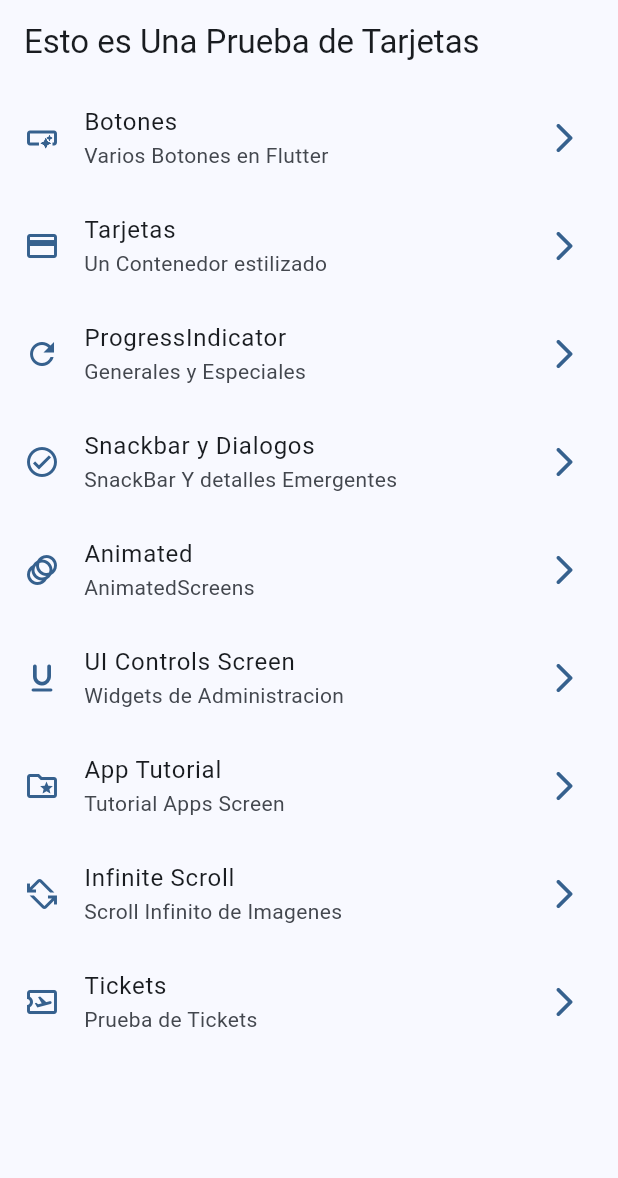
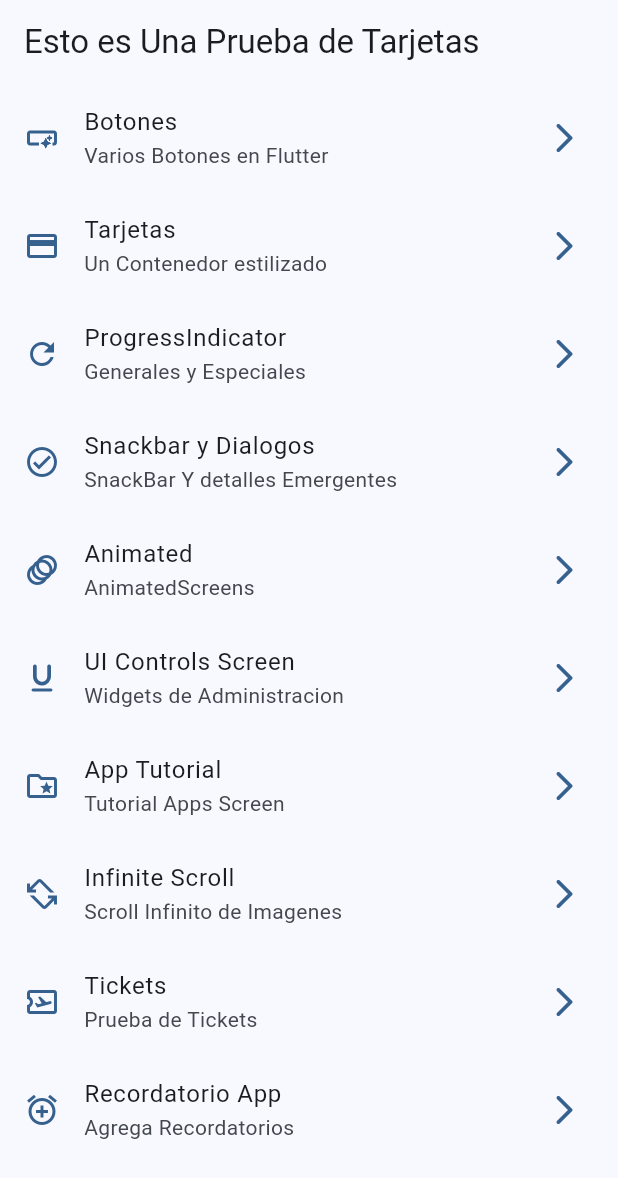
Before and after one commit to c90Beretta/widgets_sexmode, a Flutter app: the screen it shows after launch, on a phone screen of 412 x 824 dp. Shown: the top 1178 px of the screen. Run offline on Flutter 3.47's test engine with Material 3 defaults, Android fonts, the light colour scheme and no system bars; our stand-ins replace animate_do, go_router.

Commit message:
Creacion de Difurcacion de Recordatorio App + Cambios Simples

```diff
--- a/lib/config/items_menu/menu_items.dart
+++ b/lib/config/items_menu/menu_items.dart
@@ -62,4 +62,9 @@ const appMenuItems = <MenuItem>[
       subtittle: "Prueba de Tickets",
       link: "/tickets",
       icon: Icons.airplane_ticket_outlined),
+  MenuItem(
+      title: "Recordatorio App",
+      subtittle: "Agrega Recordatorios",
+      link: "/recordatorioscreens",
+      icon: Icons.alarm_add_sharp)
 ];
--- a/lib/config/router/app_router.dart
+++ b/lib/config/router/app_router.dart
@@ -1,4 +1,5 @@
 import 'package:go_router/go_router.dart';
+import 'package:widgets_sexmode/presentation/Screens/RecordatorioScreen/recordatorioscreen.dart';
 import 'package:widgets_sexmode/presentation/Screens/screens.dart';
 
 // GoRouter configuration
@@ -53,6 +54,11 @@ final appRouter = GoRouter(
     GoRoute(
       name: AnimatedScreen.name,
       path: "/animatedscreens",
-      builder: (context, state) => const AnimatedScreen(),)
+      builder: (context, state) => const AnimatedScreen(),),
+    GoRoute(
+      name: RecordatorioScreen.name,
+      path: "/recordatorioscreens",
+      builder:(context, state) => const RecordatorioScreen(),
+      )
   ],
 );
```
Also changed, not shown: lib/presentation/Screens/RecordatorioScreen/recordatorioscreen.dart (added, +92 -0 lines).
